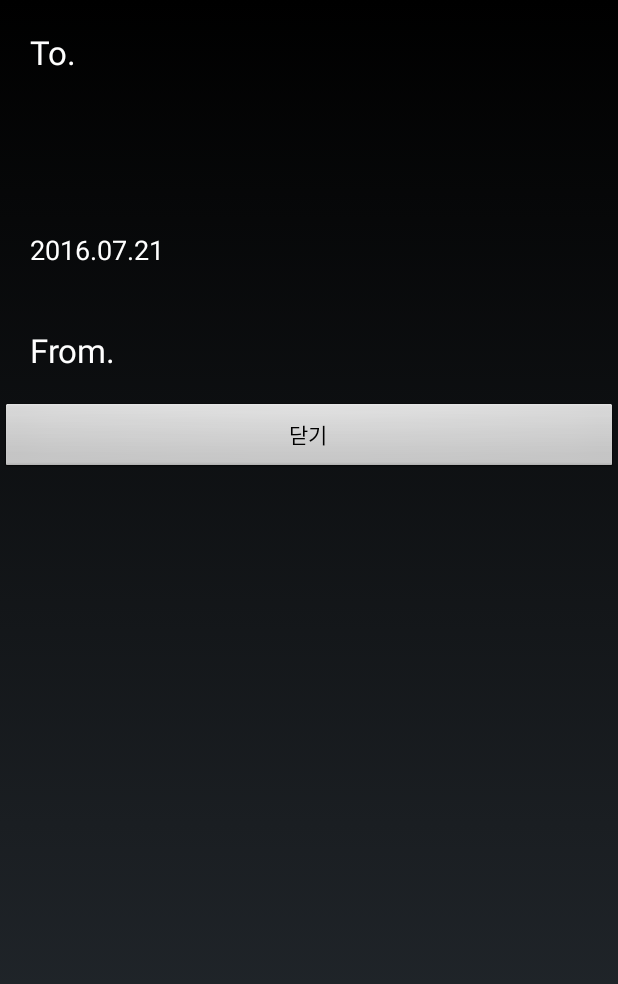
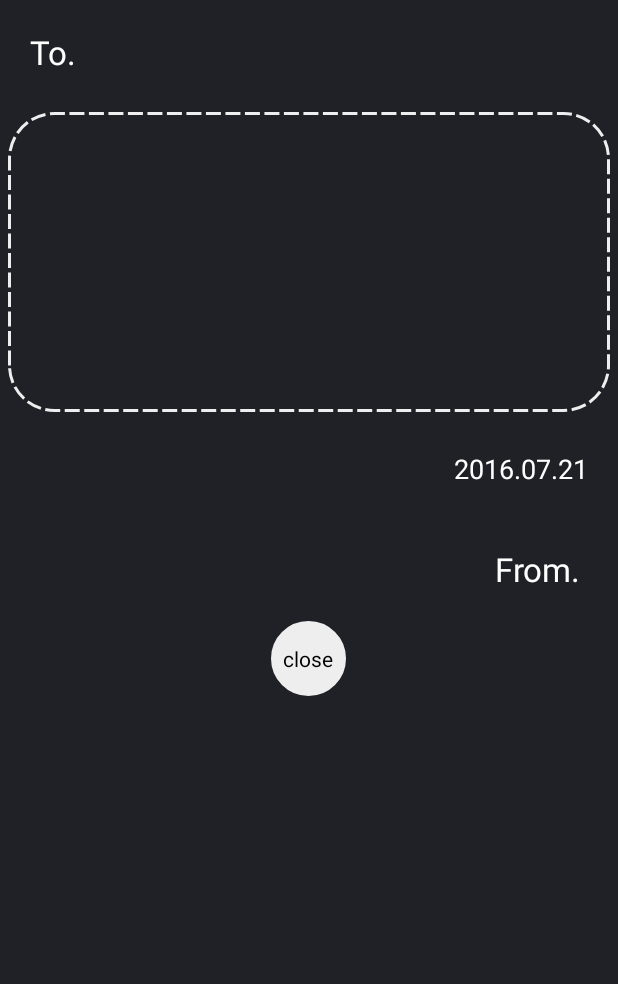
Before and after one commit to Kimmoonsu/Letter, an Android app: the layout letter_templete.xml on its own in the app's theme, with its tools: preview values and no code run, on a phone screen of 412 x 824 dp. Shown: the top 984 px of the screen. Run offline under Robolectric (Android 15) with nearby library versions, the phone set to English and light mode, and no system bars.

Commit message:
20160722 20:17 playstore upload

```diff
--- a/app/build.gradle
+++ b/app/build.gradle
@@ -8,8 +8,8 @@ android {
         applicationId "onepercent.mobile.com.onepercent"
         minSdkVersion 16
         targetSdkVersion 23
-        versionCode 1
-        versionName "1.0"
+        versionCode 3
+        versionName "1.2"
     }
     buildTypes {
         release {
--- a/app/src/main/AndroidManifest.xml
+++ b/app/src/main/AndroidManifest.xml
@@ -53,6 +53,7 @@
         </activity>
         <activity android:name=".CardActivity"/>
         <activity android:name=".MapActivity" />
+        <activity android:name=".TutorialActivity" />
         <activity android:name=".alarm" />
         <activity android:name=".SettingActivity" />
         <activity android:name=".MyInformation" />
--- a/app/src/main/java/onepercent/mobile/com/onepercent/LetterListActivity.java
+++ b/app/src/main/java/onepercent/mobile/com/onepercent/LetterListActivity.java
@@ -63,7 +63,7 @@ public class LetterListActivity extends Activity {
             @Override
             public void onItemClick(AdapterView<?> parent, View view, int position, long ids) {
                 LetterInfo itemData_temp = (LetterInfo) adapter.getItem(position);
-                Toast.makeText(ctx, itemData_temp.latitude + "", Toast.LENGTH_SHORT).show();
+
 
             }
         });
--- a/app/src/main/java/onepercent/mobile/com/onepercent/MapActivity.java
+++ b/app/src/main/java/onepercent/mobile/com/onepercent/MapActivity.java
@@ -201,6 +201,7 @@ public class MapActivity extends FragmentActivity implements MapView.MapViewEven
                 manager.insertData2(new LetterInfo(0, toId, toNickname, toContext, inAddress, inLatitude, inLongitude, 0, date), ctx);
                 String url = "http://52.78.88.51:8080/letter/insertLetter.do";
                 sendLetter(url, toId, toNickname, from_id, from_name, inAddress, toContext, inLatitude, inLongitude, date);
+                Toast.makeText(this, "소중한 편지 전달 완료~!", Toast.LENGTH_SHORT).show();
                 for (int i = 0; i < ActivityModel.actList.size(); i++)
                     ActivityModel.actList.get(i).finish();
                 ActivityModel.actList.clear();
--- a/app/src/main/java/onepercent/mobile/com/onepercent/Model/User.java
+++ b/app/src/main/java/onepercent/mobile/com/onepercent/Model/User.java
@@ -10,6 +10,11 @@ public class User {
 
     public static User getInstance() { return instance; }
     public User() {}
+
+    // tutorial state
+    private boolean tutorial_state = false;
+    public boolean getTutorial_State() { return tutorial_state; }
+    public void setTutorial_state(boolean tutorial_state) { this.tutorial_state = tutorial_state; }
 
     private String user_id;
     private String user_name;
--- a/app/src/main/java/onepercent/mobile/com/onepercent/SQLite/DBManager.java
+++ b/app/src/main/java/onepercent/mobile/com/onepercent/SQLite/DBManager.java
@@ -57,7 +57,7 @@ public class DBManager {
             arg0.execSQL(createSql1);
             arg0.execSQL(createSql2);
 
-            Toast.makeText(context, "DB is opened", Toast.LENGTH_SHORT).show();
+
         }
 
         @Override
--- a/app/src/main/java/onepercent/mobile/com/onepercent/SettingActivity.java
+++ b/app/src/main/java/onepercent/mobile/com/onepercent/SettingActivity.java
@@ -69,10 +69,9 @@ public class SettingActivity extends Activity implements View.OnClickListener{
 
                 break;
             case R.id.invite :
-                Toast.makeText(getApplication(), "초대하기", Toast.LENGTH_SHORT).show();
                 Intent msg = new Intent(Intent.ACTION_SEND);
                 msg.setType("text/plain");
-                msg.putExtra(Intent.EXTRA_TEXT, "'CATSUP' 확인 - https://play.google.com/store/apps/details?id=sumus.mobile.newcatsup");
+                msg.putExtra(Intent.EXTRA_TEXT, "'Secretter' 확인 - https://play.google.com/store/apps/details?id=onepercent.mobile.com.onepercent");
                 startActivity(Intent.createChooser(msg, " 초대"));
                 break;
             case R.id.version :
--- /dev/null
+++ b/app/src/main/res/drawable/a_circle.xml
@@ -0,0 +1,10 @@
+<?xml version="1.0" encoding="utf-8"?>
+<shape xmlns:android="http://schemas.android.com/apk/res/android"
+    android:shape="rectangle" android:padding="10dp">
+    <solid android:color="#EEEEEE"/>
+    <corners
+        android:radius="50dp"/>
+    <stroke android:width="2dp"
+        android:color="#EEEEEE"
+        />
+</shape>
--- /dev/null
+++ b/app/src/main/res/drawable/a_layout.xml
@@ -0,0 +1,18 @@
+<?xml version="1.0" encoding="utf-8"?>
+<shape xmlns:android="http://schemas.android.com/apk/res/android"
+    android:shape="rectangle" android:padding="30dp" >
+
+    <corners
+        android:radius="30dp"/>
+    <stroke android:width="2dp"
+        android:color="#EEEEEE"
+        />
+    <size
+        android:height="200dp"
+    />
+    <stroke
+        android:dashGap="3dp"
+        android:dashWidth="10dp"
+
+        />
+</shape>
--- a/app/src/main/res/layout/letter_templete.xml
+++ b/app/src/main/res/layout/letter_templete.xml
@@ -1,24 +1,28 @@
 <?xml version="1.0" encoding="utf-8"?>
 <LinearLayout xmlns:android="http://schemas.android.com/apk/res/android"
     android:orientation="vertical"
-    android:layout_width="match_parent" android:layout_height="600dp">
+    android:background="@color/colorBlack"
+    android:layout_width="match_parent" android:layout_height="match_parent">
 
 
     <TextView
         android:layout_width="wrap_content"
         android:layout_height="wrap_content"
         android:textAppearance="?android:attr/textAppearanceLarge"
-        android:text="To. "
+        android:text="To."
         android:padding="20dp"
         android:id="@+id/tem_to" />
 
+
     <TextView
-        android:layout_width="wrap_content"
+        android:background="@drawable/a_layout"
+        android:layout_width="match_parent"
         android:layout_height="wrap_content"
         android:textAppearance="?android:attr/textAppearanceMedium"
         android:scrollbars="vertical"
         android:text=""
         android:padding="20dp"
+        android:layout_margin="5dp"
         android:id="@+id/tem_context" />
 
     <TextView
@@ -27,19 +31,25 @@
         android:textAppearance="?android:attr/textAppearanceMedium"
         android:text="2016.07.21"
         android:padding="20dp"
+        android:layout_gravity="right"
+        android:gravity="right"
         android:id="@+id/tem_date" />
 
     <TextView
         android:layout_width="wrap_content"
         android:layout_height="wrap_content"
+        android:layout_gravity="right"
+        android:gravity="right"
         android:textAppearance="?android:attr/textAppearanceLarge"
         android:text="From. "
         android:padding="20dp"
         android:id="@+id/tem_from" />
 
     <Button
-        android:layout_width="match_parent"
-        android:layout_height="wrap_content"
-        android:text="닫기"
+        android:background="@drawable/a_circle"
+        android:layout_width="50dp"
+        android:layout_height="50dp"
+        android:layout_gravity="center"
+        android:text="close"
         android:id="@+id/tem_close" />
 </LinearLayout>
```
Also changed, not shown: app/src/main/java/onepercent/mobile/com/onepercent/FaceLogin.java (+10 -0 lines), app/src/main/java/onepercent/mobile/com/onepercent/TutorialActivity.java (added, +47 -0 lines), app/src/main/res/layout/activity_tutorial.xml (added, +14 -0 lines), app/src/main/res/drawable/tutorial0.png (added), app/src/main/res/drawable/tutorial1.png (added), app/src/main/res/drawable/tutorial2.png (added), app/src/main/res/drawable/tutorial3.png (added), app/src/main/res/drawable/tutorial4.png (added).
